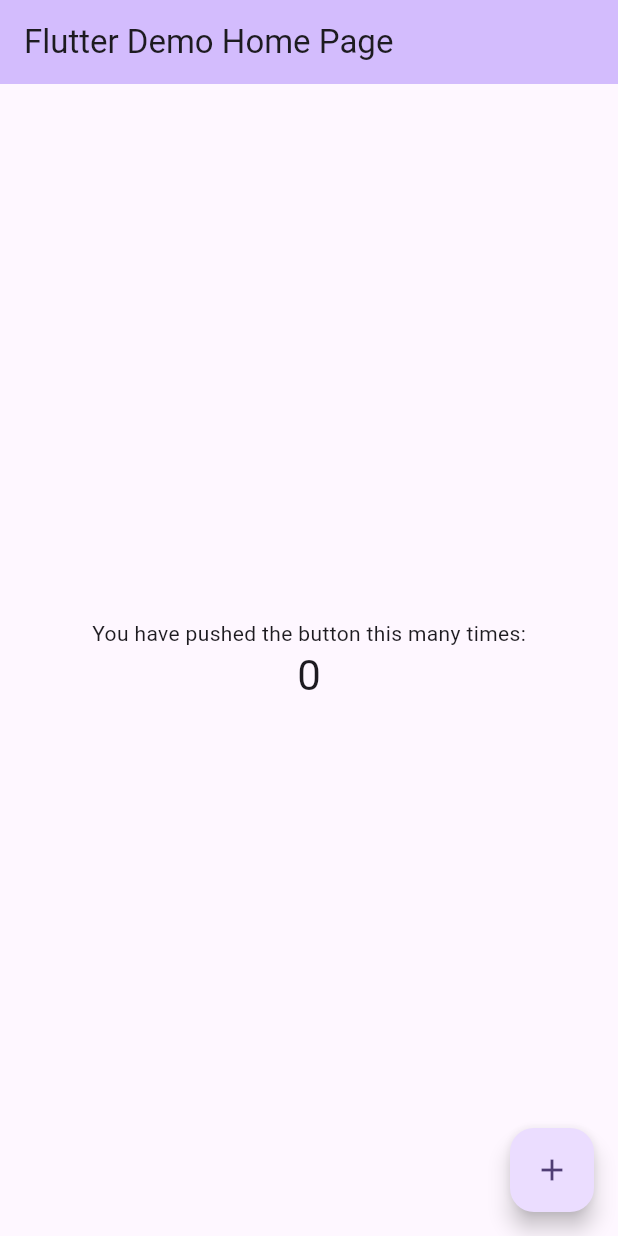
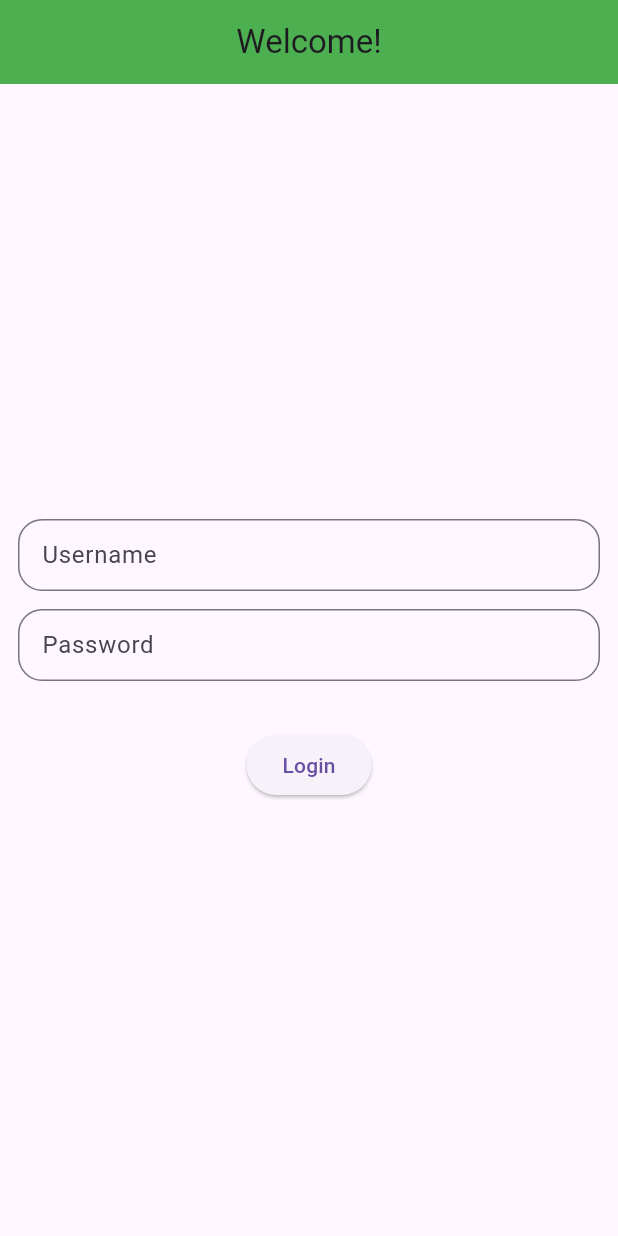
Before and after one commit to metajet98/interview_exam, a Flutter app: the screen it shows after launch, on a phone screen of 412 x 824 dp. Run offline on Flutter 3.47's test engine with Material 3 defaults, Android fonts, the light colour scheme and no system bars; our stand-ins replace equatable, flutter_bloc.

Commit message:
build login screen

```diff
--- a/assets/auth.json
+++ b/assets/auth.json
@@ -4,13 +4,13 @@
     "id": "u0001",
     "name": "User1",
     "avatar": "https://i.pravatar.cc/150?img=1",
-    "password": ""
+    "password": "123456"
   },
   {
     "username": "ilwadmin",
     "id": "a0001",
     "name": "User0",
     "avatar": "https://i.pravatar.cc/150?img=2",
-    "password": ""
+    "password": "123456"
   }
 ]
--- /dev/null
+++ b/lib/app.dart
@@ -0,0 +1,26 @@
+import 'package:flutter/material.dart';
+import 'package:flutter_bloc/flutter_bloc.dart';
+import 'package:interview_exam/features/login/login_screen.dart';
+import 'package:interview_exam/repositories/auth_repository.dart';
+import 'package:interview_exam/repositories/post_repository.dart';
+
+class App extends StatelessWidget {
+  const App({super.key});
+
+  @override
+  Widget build(BuildContext context) {
+    return MultiRepositoryProvider(
+      providers: [
+        RepositoryProvider(
+          create: (context) => AuthRepository(),
+        ),
+        RepositoryProvider(
+          create: (context) => PostRepository(),
+        ),
+      ],
+      child: MaterialApp(
+        home: LoginScreen(),
+      ),
+    );
+  }
+}
--- /dev/null
+++ b/lib/features/login/login_bloc.dart
@@ -0,0 +1,60 @@
+import 'package:flutter_bloc/flutter_bloc.dart';
+import 'package:interview_exam/features/login/login_event.dart';
+import 'package:interview_exam/features/login/login_form_status.dart';
+import 'package:interview_exam/features/login/login_state.dart';
+import 'package:interview_exam/repositories/auth_repository.dart';
+
+class LoginBloc extends Bloc<LoginEvent, LoginState> {
+  final AuthRepository authRepository;
+
+  LoginBloc({
+    required this.authRepository,
+  }) : super(const LoginState()) {
+    on<LoginEvent>((event, emit) async {
+      await _mapEventToState(event, emit);
+    });
+  }
+
+  Future _mapEventToState(
+    LoginEvent event,
+    Emitter<LoginState> emit,
+  ) async {
+    switch (event) {
+      case LoginEventUsernameChange _:
+        {
+          emit(state.copyWith(username: event.username));
+        }
+      case LoginEventPasswordChange _:
+        {
+          emit(state.copyWith(password: event.password));
+        }
+      case LoginEventSubmit _:
+        {
+          emit(state.copyWith(status: LoginFormSubmittingStatus()));
+          final response = await authRepository.login(
+            username: state.username,
+            password: state.password,
+          );
+          // failed
+          if (response.isSuccess == false) {
+            emit(
+              state.copyWith(
+                status: LoginFormFailedStatus(
+                  message: 'Wrong username or password!',
+                ),
+              ),
+            );
+            return;
+          }
+          // success
+          emit(
+            state.copyWith(
+              status: LoginFormSuccessStatus(
+                userModel: response.userModel!,
+              ),
+            ),
+          );
+        }
+    }
+  }
+}
--- /dev/null
+++ b/lib/features/login/login_event.dart
@@ -0,0 +1,26 @@
+import 'package:equatable/equatable.dart';
+
+abstract class LoginEvent extends Equatable {}
+
+class LoginEventUsernameChange extends LoginEvent {
+  final String? username;
+
+  LoginEventUsernameChange({this.username});
+
+  @override
+  List<Object?> get props => [username];
+}
+
+class LoginEventPasswordChange extends LoginEvent {
+  final String? password;
+
+  LoginEventPasswordChange({this.password});
+
+  @override
+  List<Object?> get props => [password];
+}
+
+class LoginEventSubmit extends LoginEvent {
+  @override
+  List<Object?> get props => [];
+}
--- /dev/null
+++ b/lib/features/login/login_form_status.dart
@@ -0,0 +1,27 @@
+import 'package:interview_exam/models/user_model.dart';
+
+abstract class LoginFormStatus {
+  const LoginFormStatus();
+}
+
+class LoginFormInitialStatus extends LoginFormStatus {
+  const LoginFormInitialStatus();
+}
+
+class LoginFormSubmittingStatus extends LoginFormStatus {}
+
+class LoginFormSuccessStatus extends LoginFormStatus {
+  final UserModel userModel;
+
+  LoginFormSuccessStatus({
+    required this.userModel,
+  });
+}
+
+class LoginFormFailedStatus extends LoginFormStatus {
+  final String message;
+
+  LoginFormFailedStatus({
+    required this.message,
+  });
+}
--- /dev/null
+++ b/lib/features/login/login_screen.dart
@@ -0,0 +1,68 @@
+import 'package:flutter/material.dart';
+import 'package:flutter_bloc/flutter_bloc.dart';
+import 'package:interview_exam/features/login/login_bloc.dart';
+import 'package:interview_exam/features/login/login_form_status.dart';
+import 'package:interview_exam/features/login/login_state.dart';
+import 'package:interview_exam/features/login/widgets/login_password_text_field.dart';
+import 'package:interview_exam/features/login/widgets/login_submit_button.dart';
+import 'package:interview_exam/features/login/widgets/login_username_text_field.dart';
+import 'package:interview_exam/repositories/auth_repository.dart';
+
+class LoginScreen extends StatelessWidget {
+  final _formKey = GlobalKey<FormState>();
+
+  LoginScreen({super.key});
+
+  @override
+  Widget build(BuildContext context) {
+    return BlocProvider(
+      create: (context) => LoginBloc(
+        authRepository: context.read<AuthRepository>(),
+      ),
+      child: BlocListener<LoginBloc, LoginState>(
+        listenWhen: (previous, current) => previous.status != current.status,
+        listener: (context, state) {
+          final status = state.status;
+          switch (status) {
+            case LoginFormFailedStatus _:
+              {
+                ScaffoldMessenger.of(context).showSnackBar(
+                  SnackBar(
+                    content: Text(status.message),
+                  ),
+                );
+              }
+            case LoginFormSuccessStatus _:
+              {}
+          }
+        },
+        child: Scaffold(
+          appBar: AppBar(
+            title: const Text('Welcome!'),
+            backgroundColor: Colors.green,
+            automaticallyImplyLeading: false,
+            centerTitle: true,
+          ),
+          body: Center(
+            child: Padding(
+              padding: const EdgeInsets.symmetric(horizontal: 12),
+              child: Form(
+                key: _formKey,
+                child: Column(
+                  mainAxisSize: MainAxisSize.min,
+                  children: [
+                    const LoginUsernameTextField(),
+                    const SizedBox(height: 12),
+                    const LoginPasswordTextField(),
+                    const SizedBox(height: 32),
+                    LoginSubmitButton(formKey: _formKey),
+                  ],
+                ),
+              ),
+            ),
+          ),
+        ),
+      ),
+    );
+  }
+}
--- /dev/null
+++ b/lib/features/login/login_state.dart
@@ -0,0 +1,29 @@
+import 'package:equatable/equatable.dart';
+import 'package:interview_exam/features/login/login_form_status.dart';
+
+class LoginState extends Equatable {
+  final String username;
+  final String password;
+  final LoginFormStatus status;
+
+  const LoginState({
+    this.username = '',
+    this.password = '',
+    this.status = const LoginFormInitialStatus(),
+  });
+
+  LoginState copyWith({
+    String? username,
+    String? password,
+    LoginFormStatus? status,
+  }) {
+    return LoginState(
+      username: username ?? this.username,
+      password: password ?? this.password,
+      status: status ?? this.status,
+    );
+  }
+
+  @override
+  List<Object?> get props => [username, password, status];
+}
--- /dev/null
+++ b/lib/features/login/widgets/login_password_text_field.dart
@@ -0,0 +1,35 @@
+import 'package:flutter/material.dart';
+import 'package:flutter_bloc/flutter_bloc.dart';
+import 'package:interview_exam/features/login/login_bloc.dart';
+import 'package:interview_exam/features/login/login_event.dart';
+
+class LoginPasswordTextField extends StatelessWidget {
+  const LoginPasswordTextField({super.key});
+
+  @override
+  Widget build(BuildContext context) {
+    return TextFormField(
+      obscureText: true,
+      decoration: InputDecoration(
+        contentPadding: const EdgeInsets.symmetric(
+          horizontal: 12,
+        ),
+        hintText: 'Password',
+        border: OutlineInputBorder(
+          borderRadius: BorderRadius.circular(16),
+        ),
+      ),
+      validator: (password) {
+        if (password == null || password.isEmpty) {
+          return 'Please input password!';
+        }
+        return null;
+      },
+      onChanged: (password) => context.read<LoginBloc>().add(
+            LoginEventPasswordChange(
+              password: password,
+            ),
+          ),
+    );
+  }
+}
--- /dev/null
+++ b/lib/features/login/widgets/login_submit_button.dart
@@ -0,0 +1,43 @@
+import 'package:flutter/material.dart';
+import 'package:flutter_bloc/flutter_bloc.dart';
+import 'package:interview_exam/features/login/login_bloc.dart';
+import 'package:interview_exam/features/login/login_event.dart';
+import 'package:interview_exam/features/login/login_form_status.dart';
+
+class LoginSubmitButton extends StatelessWidget {
+  final GlobalKey<FormState> formKey;
+
+  const LoginSubmitButton({
+    super.key,
+    required this.formKey,
+  });
+
+  @override
+  Widget build(BuildContext context) {
+    final state = context.watch<LoginBloc>().state;
+    return ElevatedButton(
+      onPressed: () {
+        if (formKey.currentState!.validate()) {
+          context.read<LoginBloc>().add(LoginEventSubmit());
+        }
+      },
+      child: Row(
+        mainAxisSize: MainAxisSize.min,
+        children: [
+          const Text('Login'),
+          if (state.status is LoginFormSubmittingStatus) ...[
+            const SizedBox(width: 8),
+            const SizedBox(
+              width: 16,
+              height: 16,
+              child: CircularProgressIndicator(
+                color: Colors.red,
+                strokeWidth: 2,
+              ),
+            ),
+          ]
+        ],
+      ),
+    );
+  }
+}
--- /dev/null
+++ b/lib/features/login/widgets/login_username_text_field.dart
@@ -0,0 +1,34 @@
+import 'package:flutter/material.dart';
+import 'package:flutter_bloc/flutter_bloc.dart';
+import 'package:interview_exam/features/login/login_bloc.dart';
+import 'package:interview_exam/features/login/login_event.dart';
+
+class LoginUsernameTextField extends StatelessWidget {
+  const LoginUsernameTextField({super.key});
+
+  @override
+  Widget build(BuildContext context) {
+    return TextFormField(
+      decoration: InputDecoration(
+        contentPadding: const EdgeInsets.symmetric(
+          horizontal: 12,
+        ),
+        hintText: 'Username',
+        border: OutlineInputBorder(
+          borderRadius: BorderRadius.circular(16),
+        ),
+      ),
+      validator: (username) {
+        if (username == null || username.isEmpty) {
+          return 'Please input username!';
+        }
+        return null;
+      },
+      onChanged: (username) => context.read<LoginBloc>().add(
+            LoginEventUsernameChange(
+              username: username,
+            ),
+          ),
+    );
+  }
+}
--- a/lib/main.dart
+++ b/lib/main.dart
@@ -1,125 +1,6 @@
 import 'package:flutter/material.dart';
+import 'package:interview_exam/app.dart';
 
 void main() {
-  runApp(const MyApp());
+  runApp(const App());
 }
-
-class MyApp extends StatelessWidget {
-  const MyApp({super.key});
-
-  // This widget is the root of your application.
-  @override
-  Widget build(BuildContext context) {
-    return MaterialApp(
-      title: 'Flutter Demo',
-      theme: ThemeData(
-        // This is the theme of your application.
-        //
-        // TRY THIS: Try running your application with "flutter run". You'll see
-        // the application has a purple toolbar. Then, without quitting the app,
-        // try changing the seedColor in the colorScheme below to Colors.green
-        // and then invoke "hot reload" (save your changes or press the "hot
-        // reload" button in a Flutter-supported IDE, or press "r" if you used
-        // the command line to start the app).
-        //
-        // Notice that the counter didn't reset back to zero; the application
-        // state is not lost during the reload. To reset the state, use hot
-        // restart instead.
-        //
-        // This works for code too, not just values: Most code changes can be
-        // tested with just a hot reload.
-        colorScheme: ColorScheme.fromSeed(seedColor: Colors.deepPurple),
-        useMaterial3: true,
-      ),
-      home: const MyHomePage(title: 'Flutter Demo Home Page'),
-    );
-  }
-}
-
-class MyHomePage extends StatefulWidget {
-  const MyHomePage({super.key, required this.title});
-
-  // This widget is the home page of your application. It is stateful, meaning
-  // that it has a State object (defined below) that contains fields that affect
-  // how it looks.
-
-  // This class is the configuration for the state. It holds the values (in this
-  // case the title) provided by the parent (in this case the App widget) and
-  // used by the build method of the State. Fields in a Widget subclass are
-  // always marked "final".
-
-  final String title;
-
-  @override
-  State<MyHomePage> createState() => _MyHomePageState();
-}
-
-class _MyHomePageState extends State<MyHomePage> {
-  int _counter = 0;
-
-  void _incrementCounter() {
-    setState(() {
-      // This call to setState tells the Flutter framework that something has
-      // changed in this State, which causes it to rerun the build method below
-      // so that the display can reflect the updated values. If we changed
-      // _counter without calling setState(), then the build method would not be
-      // called again, and so nothing would appear to happen.
-      _counter++;
-    });
-  }
-
-  @override
-  Widget build(BuildContext context) {
-    // This method is rerun every time setState is called, for instance as done
-    // by the _incrementCounter method above.
-    //
-    // The Flutter framework has been optimized to make rerunning build methods
-    // fast, so that you can just rebuild anything that needs updating rather
-    // than having to individually change instances of widgets.
-    return Scaffold(
-      appBar: AppBar(
-        // TRY THIS: Try changing the color here to a specific color (to
-        // Colors.amber, perhaps?) and trigger a hot reload to see the AppBar
-        // change color while the other colors stay the same.
-        backgroundColor: Theme.of(context).colorScheme.inversePrimary,
-        // Here we take the value from the MyHomePage object that was created by
-        // the App.build method, and use it to set our appbar title.
-        title: Text(widget.title),
-      ),
-      body: Center(
-        // Center is a layout widget. It takes a single child and positions it
-        // in the middle of the parent.
-        child: Column(
-          // Column is also a layout widget. It takes a list of children and
-          // arranges them vertically. By default, it sizes itself to fit its
-          // children horizontally, and tries to be as tall as its parent.
-          //
-          // Column has various properties to control how it sizes itself and
-          // how it positions its children. Here we use mainAxisAlignment to
-          // center the children vertically; the main axis here is the vertical
-          // axis because Columns are vertical (the cross axis would be
-          // horizontal).
-          //
-          // TRY THIS: Invoke "debug painting" (choose the "Toggle Debug Paint"
-          // action in the IDE, or press "p" in the console), to see the
-          // wireframe for each widget.
-          mainAxisAlignment: MainAxisAlignment.center,
-          children: <Widget>[
-            const Text(
-              'You have pushed the button this many times:',
-            ),
-            Text(
-              '$_counter',
-              style: Theme.of(context).textTheme.headlineMedium,
-            ),
-          ],
-        ),
-      ),
-      floatingActionButton: FloatingActionButton(
-        onPressed: _incrementCounter,
-        tooltip: 'Increment',
-        child: const Icon(Icons.add),
-      ), // This trailing comma makes auto-formatting nicer for build methods.
-    );
-  }
-}
--- a/lib/reponsitores/auth_repository.dart
+++ b/lib/repositories/auth_repository.dart
@@ -6,6 +6,10 @@ import 'package:interview_exam/responses/login_response.dart';
 
 class AuthRepository {
   late final List<UserModel> _userModels;
+
+  AuthRepository() {
+    _readDataFromAsset();
+  }
 
   Future<LoginResponse> login({
     required String username,
@@ -21,7 +25,7 @@ class AuthRepository {
     return LoginResponse(isSuccess: false, userModel: null);
   }
 
-  Future<void> readDataFromFile() async {
+  Future<void> _readDataFromAsset() async {
     final jsonList = jsonDecode(
       await rootBundle.loadString("assets/auth.json"),
     );
--- a/lib/reponsitores/post_repository.dart
+++ b/lib/repositories/post_repository.dart
@@ -5,12 +5,16 @@ import 'package:interview_exam/models/post_model.dart';
 class PostRepository {
   late final List<PostModel> _postModels;
 
+  PostRepository() {
+    _readDataFromAsset();
+  }
+
   Future<List<PostModel>> getPosts() async {
     await Future.delayed(const Duration(seconds: 2));
     return _postModels;
   }
 
-  Future<void> readDataFromFile() async {
+  Future<void> _readDataFromAsset() async {
     final jsonList = jsonDecode(
       await rootBundle.loadString("assets/data.json"),
     );
--- a/pubspec.yaml
+++ b/pubspec.yaml
@@ -10,6 +10,8 @@ dependencies:
     sdk: flutter
   json_annotation: ^4.8.1
   collection: ^1.18.0
+  flutter_bloc: ^8.1.5
+  equatable: ^2.0.5
 
 dev_dependencies:
   flutter_test:
```
Also changed, not shown: pubspec.lock, 1 other file.
